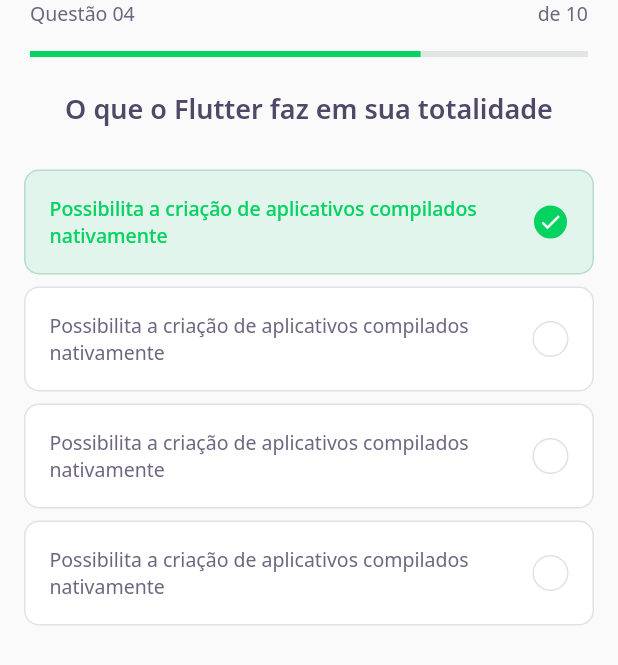
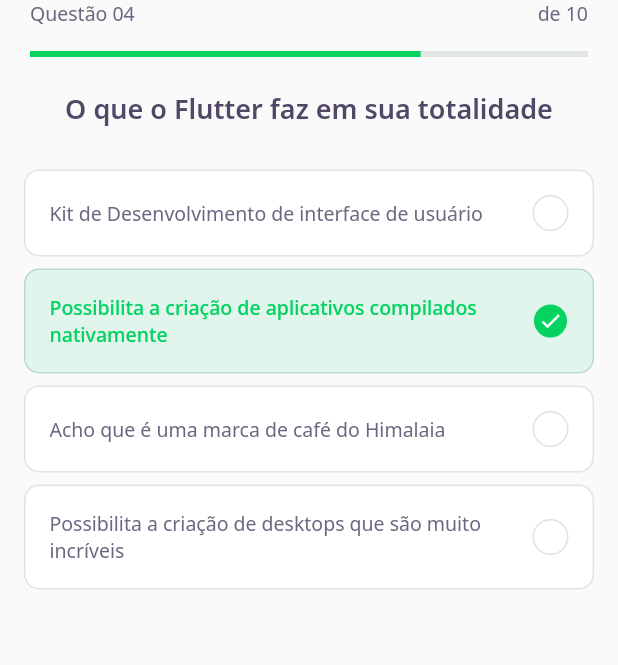
Before and after one commit to khalilpdev/devquiz, a Flutter app: the screen it shows after launch, on a phone screen of 412 x 824 dp. Shown: the top 665 px of the screen. Run offline on Flutter 3.47's test engine with Material 2 defaults, Android fonts, the phone set to English and light mode, and no system bars; our stand-ins replace google_fonts.

Commit message:
correcao das perguntas iniciais do quiz

```diff
--- a/lib/challenge/widgets/quiz/quiz_widget.dart
+++ b/lib/challenge/widgets/quiz/quiz_widget.dart
@@ -18,22 +18,19 @@ class QuizWidget extends StatelessWidget {
           ),
           SizedBox(height: 24),
           AwnserWidget(
+            title: "Kit de Desenvolvimento de interface de usuário",
+          ),
+          AwnserWidget(
             isRight: true,
             isSelected: true,
             title:
                 "Possibilita a criação de aplicativos compilados nativamente",
           ),
           AwnserWidget(
-            title:
-                "Possibilita a criação de aplicativos compilados nativamente",
+            title: "Acho que é uma marca de café do Himalaia",
           ),
           AwnserWidget(
-            title:
-                "Possibilita a criação de aplicativos compilados nativamente",
-          ),
-          AwnserWidget(
-            title:
-                "Possibilita a criação de aplicativos compilados nativamente",
+            title: "Possibilita a criação de desktops que são muito incríveis",
           ),
         ],
       ),
```
